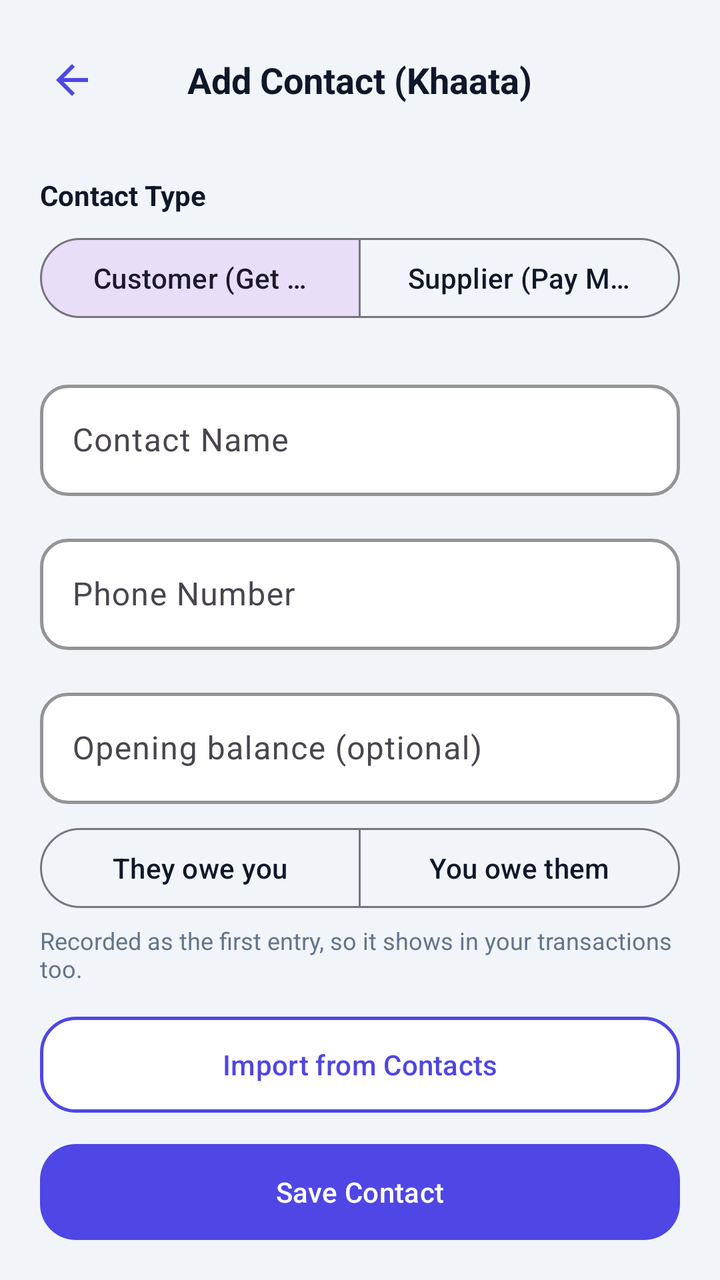
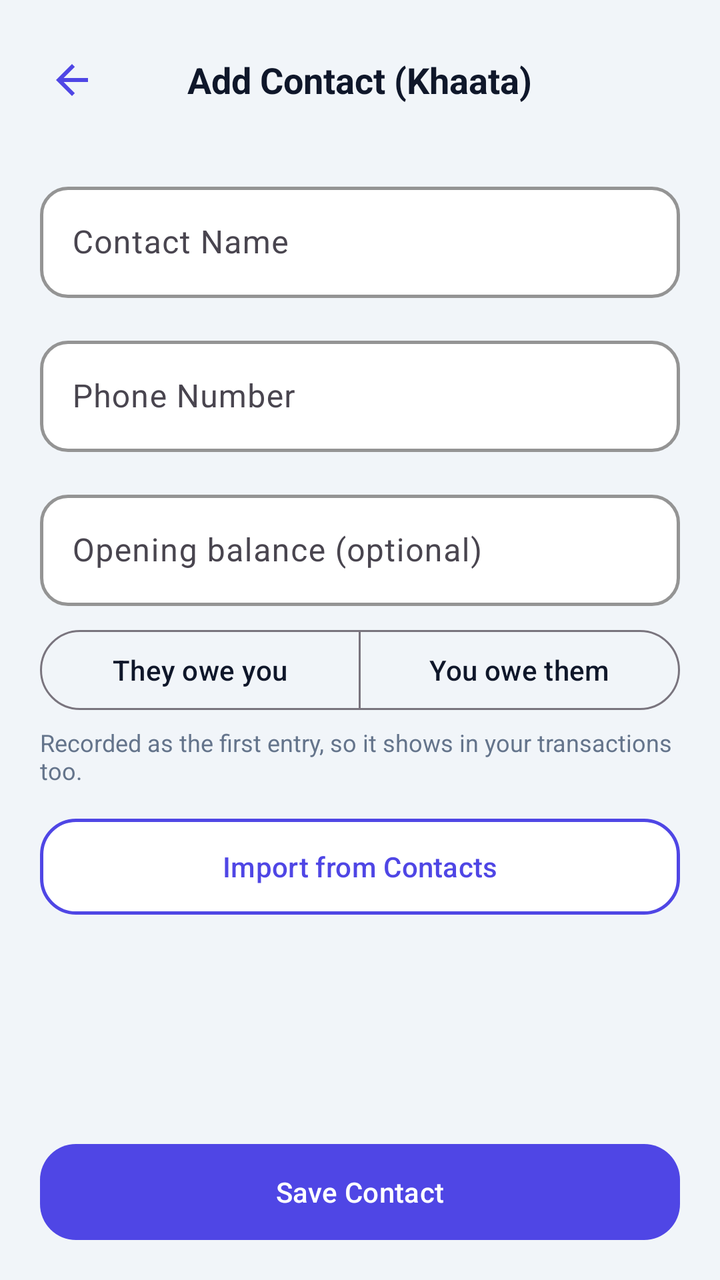

An Android layout rendered at two revisions. The XML below is the earlier revision; the diff shows what the commit changed to produce the second picture.
<!-- AndroidManifest.xml: application theme Theme.BachatKhata -->
<!-- res/layout/activity_add_customer.xml -->
<?xml version="1.0" encoding="utf-8"?>
<androidx.constraintlayout.widget.ConstraintLayout xmlns:android="http://schemas.android.com/apk/res/android"
    xmlns:app="http://schemas.android.com/apk/res-auto"
    xmlns:tools="http://schemas.android.com/tools"
    android:layout_width="match_parent"
    android:layout_height="match_parent"
    android:background="@color/colorBackground">

    
    <RelativeLayout
        android:id="@+id/layoutAppBar"
        android:layout_width="match_parent"
        android:layout_height="56dp"
        android:layout_marginTop="12dp"
        android:paddingHorizontal="16dp"
        app:layout_constraintTop_toTopOf="parent">

        <ImageView
            android:id="@+id/btnBack"
            android:layout_width="40dp"
            android:layout_height="40dp"
            android:layout_centerVertical="true"
            android:padding="8dp"
            android:src="@drawable/ic_back"
            android:background="?attr/selectableItemBackgroundBorderless" />

        <TextView
            android:layout_width="wrap_content"
            android:layout_height="wrap_content"
            android:layout_centerInParent="true"
            android:text="Add Contact (Khaata)"
            android:textColor="@color/colorTextPrimary"
            android:textSize="18sp"
            android:textStyle="bold" />
    </RelativeLayout>

    <androidx.core.widget.NestedScrollView
        android:layout_width="match_parent"
        android:layout_height="0dp"
        android:fillViewport="true"
        app:layout_constraintBottom_toTopOf="@+id/btnSaveCustomer"
        app:layout_constraintTop_toBottomOf="@+id/layoutAppBar">

        <LinearLayout
            android:layout_width="match_parent"
            android:layout_height="wrap_content"
            android:orientation="vertical"
            android:padding="20dp">

            
            <TextView
                android:layout_width="wrap_content"
                android:layout_height="wrap_content"
                android:layout_marginBottom="8dp"
                android:text="Contact Type"
                android:textColor="@color/colorTextPrimary"
                android:textSize="14sp"
                android:textStyle="bold" />

            <com.google.android.material.button.MaterialButtonToggleGroup
                android:id="@+id/toggleCustomerType"
                android:layout_width="match_parent"
                android:layout_height="wrap_content"
                android:layout_marginBottom="24dp"
                app:checkedButton="@+id/btnTypeCustomer"
                app:singleSelection="true">

                <com.google.android.material.button.MaterialButton
                    android:id="@+id/btnTypeCustomer"
                    style="@style/Widget.Material3.Button.OutlinedButton"
                    android:layout_width="0dp"
                    android:layout_height="wrap_content"
                    android:layout_weight="1"
                    android:text="Customer (Get Money)"
                    app:cornerRadius="20dp" />

                <com.google.android.material.button.MaterialButton
                    android:id="@+id/btnTypeSupplier"
                    style="@style/Widget.Material3.Button.OutlinedButton"
                    android:layout_width="0dp"
                    android:layout_height="wrap_content"
                    android:layout_weight="1"
                    android:text="Supplier (Pay Money)"
                    app:cornerRadius="20dp" />
            </com.google.android.material.button.MaterialButtonToggleGroup>

            
            <com.google.android.material.textfield.TextInputLayout
                android:id="@+id/tilCustomerName"
                style="@style/ClayInput"
                android:layout_width="match_parent"
                android:layout_height="wrap_content"
                android:layout_marginBottom="16dp"
                android:hint="Contact Name">

                <com.google.android.material.textfield.TextInputEditText
                    android:id="@+id/etCustomerName"
                    android:layout_width="match_parent"
                    android:layout_height="wrap_content"
                    android:inputType="textPersonName|textCapWords"
                    android:textColor="@color/colorTextPrimary" />
            </com.google.android.material.textfield.TextInputLayout>

            
            <com.google.android.material.textfield.TextInputLayout
                android:id="@+id/tilCustomerPhone"
                style="@style/ClayInput"
                android:layout_width="match_parent"
                android:layout_height="wrap_content"
                android:layout_marginBottom="16dp"
                android:hint="Phone Number">

                <com.google.android.material.textfield.TextInputEditText
                    android:id="@+id/etCustomerPhone"
                    android:layout_width="match_parent"
                    android:layout_height="wrap_content"
                    android:inputType="phone"
                    android:textColor="@color/colorTextPrimary" />
            </com.google.android.material.textfield.TextInputLayout>

            
            <com.google.android.material.textfield.TextInputLayout
                android:id="@+id/tilOpeningBalance"
                style="@style/ClayInput"
                android:layout_width="match_parent"
                android:layout_height="wrap_content"
                android:layout_marginBottom="8dp"
                android:hint="@string/ledger_opening_balance">

                <com.google.android.material.textfield.TextInputEditText
                    android:id="@+id/etOpeningBalance"
                    android:layout_width="match_parent"
                    android:layout_height="wrap_content"
                    android:inputType="numberDecimal"
                    android:textColor="@color/colorTextPrimary" />
            </com.google.android.material.textfield.TextInputLayout>

            
            <com.google.android.material.button.MaterialButtonToggleGroup
                android:id="@+id/toggleOpeningDirection"
                android:layout_width="match_parent"
                android:layout_height="wrap_content"
                android:layout_marginBottom="4dp"
                app:selectionRequired="true"
                app:singleSelection="true">

                <com.google.android.material.button.MaterialButton
                    android:id="@+id/btnOpeningTheyOwe"
                    style="@style/Widget.Material3.Button.OutlinedButton"
                    android:layout_width="0dp"
                    android:layout_weight="1"
                    android:layout_height="wrap_content"
                    android:text="@string/ledger_they_owe_you" />

                <com.google.android.material.button.MaterialButton
                    android:id="@+id/btnOpeningYouOwe"
                    style="@style/Widget.Material3.Button.OutlinedButton"
                    android:layout_width="0dp"
                    android:layout_weight="1"
                    android:layout_height="wrap_content"
                    android:text="@string/ledger_you_owe_them" />
            </com.google.android.material.button.MaterialButtonToggleGroup>

            <TextView
                android:layout_width="match_parent"
                android:layout_height="wrap_content"
                android:layout_marginBottom="16dp"
                android:text="@string/ledger_opening_balance_hint"
                android:textColor="@color/colorTextSecondary"
                android:textSize="12sp" />

            
            <com.google.android.material.button.MaterialButton
                android:id="@+id/btnImportContact"
                style="@style/ClayButtonSecondary"
                android:layout_width="match_parent"
                android:layout_height="wrap_content"
                android:text="Import from Contacts"
                android:layout_marginBottom="24dp" />

        </LinearLayout>
    </androidx.core.widget.NestedScrollView>

    
    <com.google.android.material.button.MaterialButton
        android:id="@+id/btnSaveCustomer"
        style="@style/ClayButton"
        android:layout_width="match_parent"
        android:layout_height="wrap_content"
        android:layout_margin="20dp"
        android:text="Save Contact"
        app:layout_constraintBottom_toBottomOf="parent"
        app:layout_constraintEnd_toEndOf="parent"
        app:layout_constraintStart_toStartOf="parent" />

    
    <FrameLayout
        android:id="@+id/loaderOverlay"
        android:layout_width="match_parent"
        android:layout_height="match_parent"
        android:background="@color/colorScrim"
        android:visibility="gone"
        app:layout_constraintBottom_toBottomOf="parent"
        app:layout_constraintEnd_toEndOf="parent"
        app:layout_constraintStart_toStartOf="parent"
        app:layout_constraintTop_toTopOf="parent">

        <ProgressBar
            android:layout_width="wrap_content"
            android:layout_height="wrap_content"
            android:layout_gravity="center"
            android:indeterminateTint="@color/colorPrimary" />
    </FrameLayout>

</androidx.constraintlayout.widget.ConstraintLayout>
<!-- resources referenced by this layout -->
<resources>
  <color name="colorBackground">#F1F5F9</color>
  <color name="colorPrimary">#4F46E5</color>
  <color name="colorScrim">#99000000</color>
  <color name="colorTextPrimary">#0F172A</color>
  <color name="colorTextSecondary">#64748B</color>
  <!-- drawable ic_back (drawable) -->
  <vector xmlns:android="http://schemas.android.com/apk/res/android"
      android:width="24dp"
      android:height="24dp"
      android:viewportWidth="24"
      android:viewportHeight="24">
      <path
          android:fillColor="@color/colorPrimary"
          android:pathData="M20,11H7.83l5.59,-5.59L12,4l-8,8 8,8 1.41,-1.41L7.83,13H20v-2z"/>
  </vector>
  <string name="ledger_opening_balance">Opening balance (optional)</string>
  <string name="ledger_opening_balance_hint">Recorded as the first entry, so it shows in your transactions too.</string>
  <string name="ledger_they_owe_you">They owe you</string>
  <string name="ledger_you_owe_them">You owe them</string>
  <style name="ClayButton" parent="Widget.Material3.Button">
          <item name="cornerRadius">@dimen/clay_button_radius</item>
          <item name="android:paddingVertical">14dp</item>
          <item name="backgroundTint">@color/colorPrimary</item>
          <item name="android:textColor">@color/colorOnPrimary</item>
          <item name="iconTint">@color/colorOnPrimary</item>
          <item name="android:elevation">6dp</item>
          <item name="android:outlineSpotShadowColor" tools:targetApi="p">@color/colorPrimaryShadow</item>
          <item name="android:insetTop">0dp</item>
          <item name="android:insetBottom">0dp</item>
      </style>
  <style name="ClayButtonSecondary" parent="Widget.Material3.Button.OutlinedButton">
          <item name="cornerRadius">@dimen/clay_button_radius</item>
          <item name="android:paddingVertical">14dp</item>
          <item name="backgroundTint">@color/colorSurface</item>
          <item name="android:textColor">@color/colorPrimary</item>
          <item name="strokeColor">@color/colorPrimary</item>
          <item name="strokeWidth">1.5dp</item>
          <item name="android:insetTop">0dp</item>
          <item name="android:insetBottom">0dp</item>
      </style>
  <style name="ClayInput" parent="Widget.Material3.TextInputLayout.OutlinedBox">
          <item name="boxCornerRadiusTopStart">@dimen/clay_input_radius</item>
          <item name="boxCornerRadiusTopEnd">@dimen/clay_input_radius</item>
          <item name="boxCornerRadiusBottomStart">@dimen/clay_input_radius</item>
          <item name="boxCornerRadiusBottomEnd">@dimen/clay_input_radius</item>
          <item name="boxStrokeColor">@color/colorCardBorder</item>
          <item name="boxStrokeWidth">1.5dp</item>
          <item name="boxStrokeWidthFocused">2.5dp</item>
          <item name="boxBackgroundColor">@color/colorSurface</item>
          <item name="hintTextColor">@color/colorPrimary</item>
      </style>
  <style name="Theme.BachatKhata" parent="Base.Theme.BachatKhata" />
  <dimen name="clay_button_radius">18dp</dimen>
  <color name="colorOnPrimary">#FFFFFF</color>
  <color name="colorPrimaryShadow">#3730A3</color>
  <color name="colorSurface">#FFFFFF</color>
  <dimen name="clay_input_radius">14dp</dimen>
  <color name="colorCardBorder">#E2E8F0</color>
  <color name="colorSecondary">#14B8A6</color>
  <color name="colorDanger">#DC2626</color>
  <!-- unchanged entries left out for length: 1 -->
</resources>

<!-- the commit's change to res/layout/activity_add_customer.xml (unified diff, before → after) -->
@@ -48,41 +48,6 @@
             android:padding="20dp">
 
             
-            <TextView
-                android:layout_width="wrap_content"
-                android:layout_height="wrap_content"
-                android:layout_marginBottom="8dp"
-                android:text="Contact Type"
-                android:textColor="@color/colorTextPrimary"
-                android:textSize="14sp"
-                android:textStyle="bold" />
-
-            <com.google.android.material.button.MaterialButtonToggleGroup
-                android:id="@+id/toggleCustomerType"
-                android:layout_width="match_parent"
-                android:layout_height="wrap_content"
-                android:layout_marginBottom="24dp"
-                app:checkedButton="@+id/btnTypeCustomer"
-                app:singleSelection="true">
-
-                <com.google.android.material.button.MaterialButton
-                    android:id="@+id/btnTypeCustomer"
-                    style="@style/Widget.Material3.Button.OutlinedButton"
-                    android:layout_width="0dp"
-                    android:layout_height="wrap_content"
-                    android:layout_weight="1"
-                    android:text="Customer (Get Money)"
-                    app:cornerRadius="20dp" />
-
-                <com.google.android.material.button.MaterialButton
-                    android:id="@+id/btnTypeSupplier"
-                    style="@style/Widget.Material3.Button.OutlinedButton"
-                    android:layout_width="0dp"
-                    android:layout_height="wrap_content"
-                    android:layout_weight="1"
-                    android:text="Supplier (Pay Money)"
-                    app:cornerRadius="20dp" />
-            </com.google.android.material.button.MaterialButtonToggleGroup>
 
             
             <com.google.android.material.textfield.TextInputLayout
